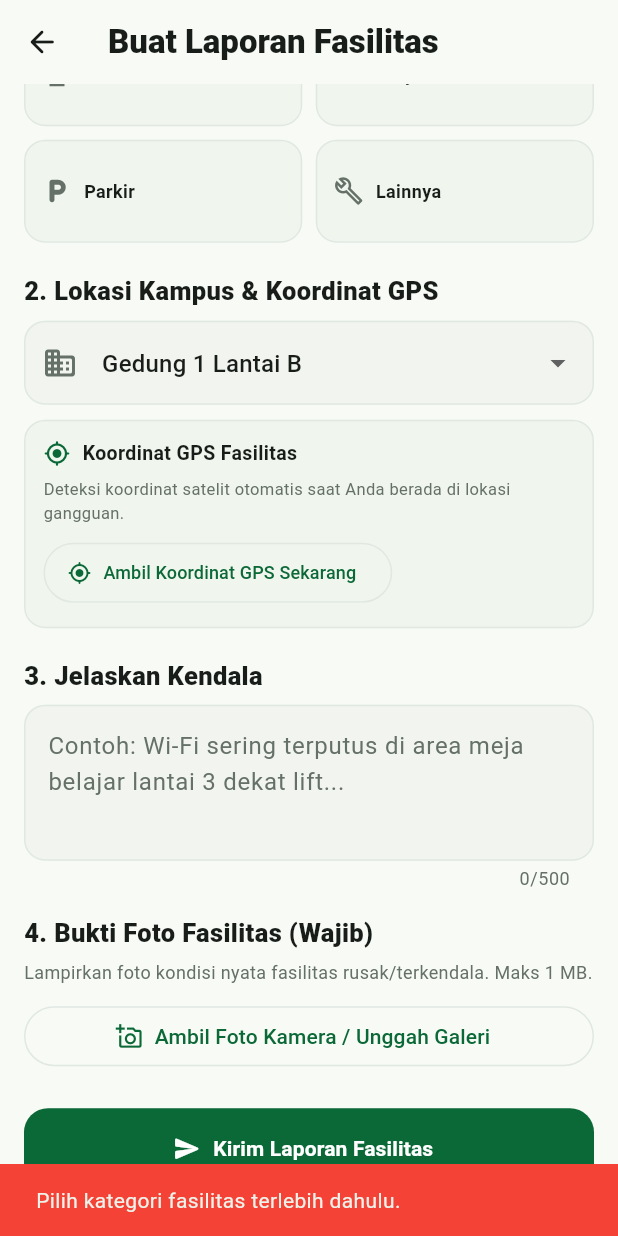
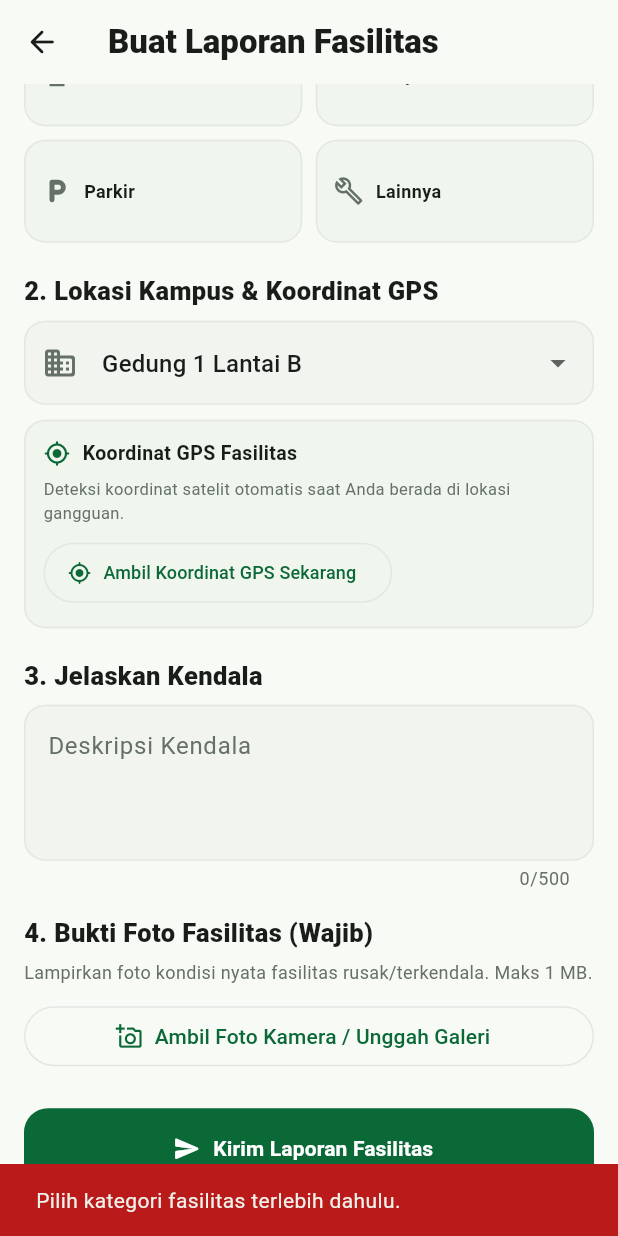
Before and after one commit to nicojul4/CampusGhost, a Flutter app: the CreateReportScreen screen opened by its route, scrolled down 300 dp, after a tap on "Kirim Laporan Fasilitas", on a phone screen of 412 x 824 dp. Run offline on Flutter 3.47's test engine with Material 3 defaults, Android fonts, the phone set to English and light mode, and no system bars; our stand-ins replace firebase_auth, firebase_core, flutter_riverpod, flutter_secure_storage, geolocator, image_picker; missing offline and left inert: file_selector; accounts and stored records are empty; network calls fail.

Commit message:
Perbaikan kualitas MVP & screenshot UI

```diff
--- a/lib/screens/auth/register_screen.dart
+++ b/lib/screens/auth/register_screen.dart
@@ -137,6 +137,9 @@ class _RegisterScreenState extends State<RegisterScreen> {
                             labelText: 'Kata sandi',
                             prefixIcon: const Icon(Icons.lock_outline),
                             suffixIcon: IconButton(
+                              tooltip: _obscurePassword
+                                  ? 'Tampilkan kata sandi'
+                                  : 'Sembunyikan kata sandi',
                               onPressed: () => setState(
                                   () => _obscurePassword = !_obscurePassword),
                               icon: Icon(_obscurePassword
@@ -159,6 +162,9 @@ class _RegisterScreenState extends State<RegisterScreen> {
                             labelText: 'Ulangi kata sandi',
                             prefixIcon: const Icon(Icons.lock_reset_outlined),
                             suffixIcon: IconButton(
+                              tooltip: _obscureConfirmation
+                                  ? 'Tampilkan kata sandi'
+                                  : 'Sembunyikan kata sandi',
                               onPressed: () => setState(() =>
                                   _obscureConfirmation = !_obscureConfirmation),
                               icon: Icon(_obscureConfirmation
--- a/lib/screens/report/api_reports_screen.dart
+++ b/lib/screens/report/api_reports_screen.dart
@@ -24,7 +24,9 @@ class _ApiReportsScreenState extends ConsumerState<ApiReportsScreen> {
         padding: EdgeInsets.only(
           bottom: MediaQuery.of(sheetContext).viewInsets.bottom,
         ),
-        child: const _CreateReportFormSheet(),
+        child: const SingleChildScrollView(
+          child: _CreateReportFormSheet(),
+        ),
       ),
     );
   }
@@ -538,6 +540,7 @@ class _CreateReportFormSheetState
                   style: TextStyle(fontSize: 18, fontWeight: FontWeight.w800),
                 ),
                 IconButton(
+                  tooltip: 'Tutup formulir',
                   icon: const Icon(Icons.close_rounded),
                   onPressed: () => Navigator.pop(context),
                 ),
@@ -586,6 +589,7 @@ class _CreateReportFormSheetState
                 prefixIcon: Icon(Icons.description_outlined),
               ),
               maxLines: 3,
+              textInputAction: TextInputAction.done,
               validator: (val) {
                 if (val == null || val.trim().isEmpty) {
                   return 'Deskripsi wajib diisi.';
--- a/lib/screens/report/create_report_screen.dart
+++ b/lib/screens/report/create_report_screen.dart
@@ -283,19 +283,22 @@ class _CreateReportScreenState extends ConsumerState<CreateReportScreen> {
                 height: 4,
                 margin: const EdgeInsets.only(bottom: 16),
                 decoration: BoxDecoration(
-                  color: Colors.grey.shade400,
+                  color: Theme.of(sheetContext).colorScheme.outline,
                   borderRadius: BorderRadius.circular(2),
                 ),
               ),
-              const Text(
+              Text(
                 'Lampirkan Bukti Foto Fasilitas',
                 style: TextStyle(fontSize: 16, fontWeight: FontWeight.bold),
               ),
               const SizedBox(height: 8),
-              const Text(
+              Text(
                 'Ambil langsung dengan kamera atau unggah dari galeri dokumen.',
                 textAlign: TextAlign.center,
-                style: TextStyle(fontSize: 12, color: Colors.grey),
+                style: TextStyle(
+                  fontSize: 12,
+                  color: Theme.of(sheetContext).colorScheme.onSurfaceVariant,
+                ),
               ),
               const SizedBox(height: 20),
               ListTile(
@@ -363,14 +366,14 @@ class _CreateReportScreenState extends ConsumerState<CreateReportScreen> {
       if (mounted) {
         ScaffoldMessenger.of(context).showSnackBar(SnackBar(
           content: Text(e.message),
-          backgroundColor: Colors.red,
+          backgroundColor: Theme.of(context).colorScheme.error,
         ));
       }
     } on UnsupportedPhotoFormatException catch (e) {
       if (mounted) {
         ScaffoldMessenger.of(context).showSnackBar(SnackBar(
           content: Text(e.message),
-          backgroundColor: Colors.red,
+          backgroundColor: Theme.of(context).colorScheme.error,
         ));
       }
     } catch (e) {
@@ -428,17 +431,17 @@ class _CreateReportScreenState extends ConsumerState<CreateReportScreen> {
   // ===========================================================================
   Future<void> _submit() async {
     if (_category == null) {
-      ScaffoldMessenger.of(context).showSnackBar(const SnackBar(
+      ScaffoldMessenger.of(context).showSnackBar(SnackBar(
         content: Text('Pilih kategori fasilitas terlebih dahulu.'),
-        backgroundColor: Colors.red,
+        backgroundColor: Theme.of(context).colorScheme.error,
       ));
       return;
     }
 
     if (_category != ReportCategory.wifi && _photoBytes == null) {
-      ScaffoldMessenger.of(context).showSnackBar(const SnackBar(
+      ScaffoldMessenger.of(context).showSnackBar(SnackBar(
         content: Text('Tambahkan bukti foto untuk kategori ini (Wajib).'),
-        backgroundColor: Colors.red,
+        backgroundColor: Theme.of(context).colorScheme.error,
       ));
       return;
     }
@@ -505,30 +508,30 @@ class _CreateReportScreenState extends ConsumerState<CreateReportScreen> {
       );
     } on RequiredReportPhotoException {
       if (mounted) {
-        ScaffoldMessenger.of(context).showSnackBar(const SnackBar(
+        ScaffoldMessenger.of(context).showSnackBar(SnackBar(
           content: Text('Tambahkan bukti foto untuk kategori ini.'),
-          backgroundColor: Colors.red,
+          backgroundColor: Theme.of(context).colorScheme.error,
         ));
       }
     } on InvalidReportPhotoException {
       if (mounted) {
-        ScaffoldMessenger.of(context).showSnackBar(const SnackBar(
+        ScaffoldMessenger.of(context).showSnackBar(SnackBar(
           content: Text('Bukti foto tidak valid. Pilih file gambar kembali.'),
-          backgroundColor: Colors.red,
+          backgroundColor: Theme.of(context).colorScheme.error,
         ));
       }
     } on LocalPhotoStorageLimitException {
       if (mounted) {
-        ScaffoldMessenger.of(context).showSnackBar(const SnackBar(
+        ScaffoldMessenger.of(context).showSnackBar(SnackBar(
           content: Text('Penyimpanan bukti foto akun ini penuh (maks 3 MB).'),
-          backgroundColor: Colors.red,
+          backgroundColor: Theme.of(context).colorScheme.error,
         ));
       }
     } catch (e) {
       if (mounted) {
         ScaffoldMessenger.of(context).showSnackBar(SnackBar(
           content: Text('Laporan gagal disimpan: $e'),
-          backgroundColor: Colors.red,
+          backgroundColor: Theme.of(context).colorScheme.error,
         ));
       }
     }
@@ -808,7 +811,10 @@ class _CreateReportScreenState extends ConsumerState<CreateReportScreen> {
                           const SizedBox(height: 6),
                           Text(
                             _locationError!,
-                            style: const TextStyle(color: Colors.red, fontSize: 11),
+                            style: TextStyle(
+                              color: colors.error,
+                              fontSize: 11,
+                            ),
                           ),
                         ],
                       ],
@@ -828,6 +834,7 @@ class _CreateReportScreenState extends ConsumerState<CreateReportScreen> {
                     decoration: const InputDecoration(
                       filled: true,
                       alignLabelWithHint: true,
+                      labelText: 'Deskripsi Kendala',
                       hintText: 'Contoh: Wi-Fi sering terputus di area meja belajar lantai 3 dekat lift...',
                     ),
                     validator: (value) {
```
Also changed, not shown: lib/screens/auth/login_screen.dart (+7 -12 lines), lib/screens/incident_detail/incident_detail_screen.dart (+28 -7 lines), lib/screens/profile/profile_screen.dart (+46 -18 lines), lib/widgets/campus_ui.dart (+7 -8 lines), 5 other files.
